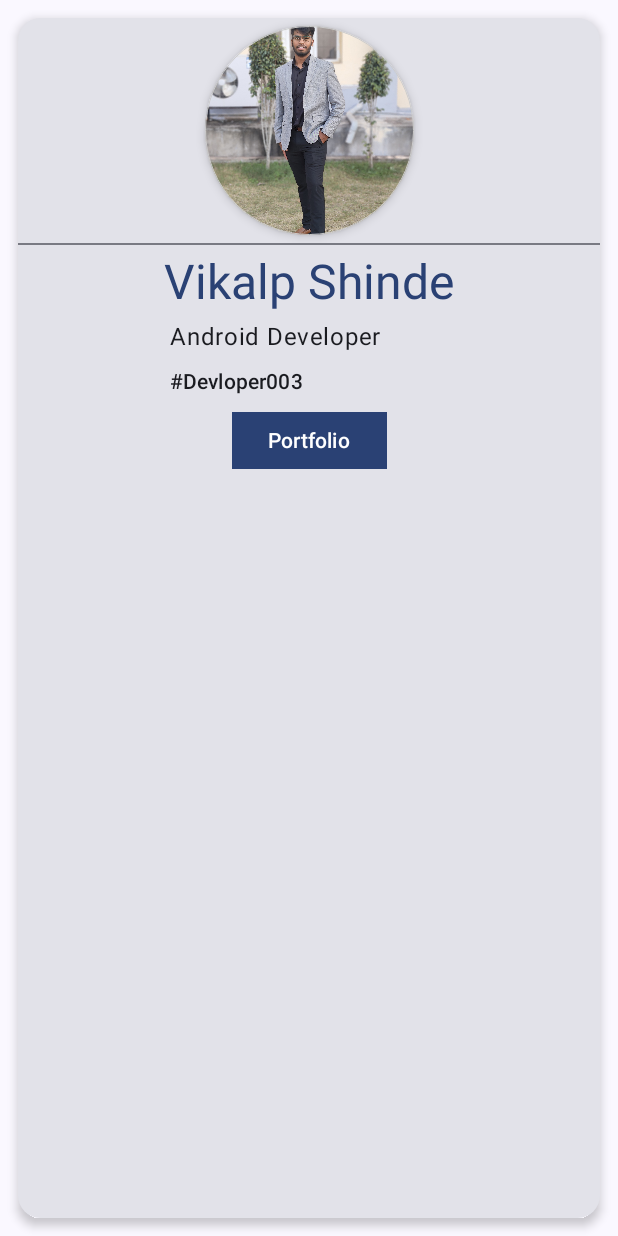
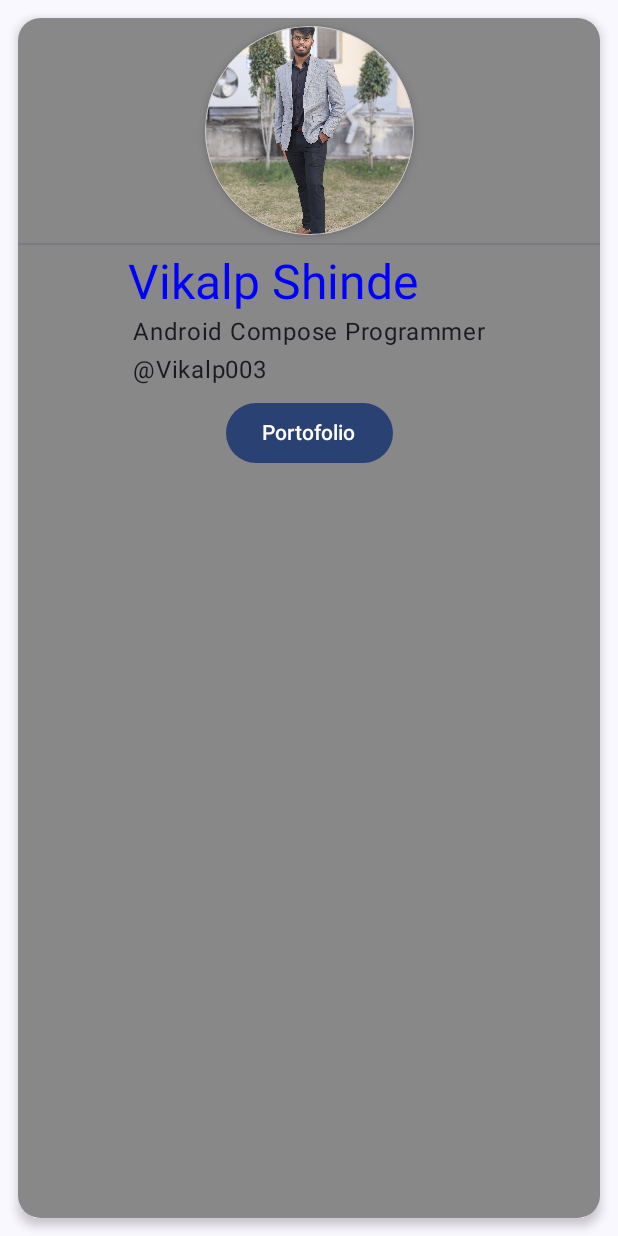
Before and after one commit to Vikalp2003/MyBizCard, an Android app built with Jetpack Compose: the screen it shows after launch (MainActivity), on a phone screen of 412 x 824 dp. Run offline under Robolectric (Android 15) with nearby library versions, the phone set to English and light mode, and no system bars.

Commit message:
app is done

```diff
--- a/app/src/main/java/com/example/mybizcard/MainActivity.kt
+++ b/app/src/main/java/com/example/mybizcard/MainActivity.kt
@@ -10,6 +10,7 @@ import androidx.compose.foundation.background
 import androidx.compose.foundation.layout.Arrangement
 import androidx.compose.foundation.layout.Box
 import androidx.compose.foundation.layout.Column
+import androidx.compose.foundation.layout.Row
 import androidx.compose.foundation.layout.fillMaxHeight
 import androidx.compose.foundation.layout.fillMaxSize
 import androidx.compose.foundation.layout.fillMaxWidth
@@ -41,6 +42,7 @@ import androidx.compose.ui.graphics.Color
 import androidx.compose.ui.graphics.RectangleShape
 import androidx.compose.ui.layout.ContentScale
 import androidx.compose.ui.res.painterResource
+import androidx.compose.ui.text.font.FontWeight
 import androidx.compose.ui.tooling.preview.Preview
 import androidx.compose.ui.unit.dp
 import com.example.mybizcard.ui.theme.MyBizCardTheme
@@ -63,119 +65,142 @@ class MainActivity : ComponentActivity() {
 }
 
 @Composable
-fun CreateBizCard(){
+fun CreateBizCard() {
     val buttonClickedState = remember {
         mutableStateOf(false)
     }
-    Surface( modifier = Modifier
+
+    Surface(
+        modifier = Modifier
             .fillMaxWidth()
-        .fillMaxHeight()) {
-        Card(modifier = Modifier
-            .width(200.dp)
+            .fillMaxHeight()
+    ) {
+        Card(
+            modifier = Modifier
+                .width(100.dp)
                 .height(390.dp)
                 .padding(12.dp),
-//              colors = CardDefaults.cardColors(
-//                containerColor = Color.Green,
-//            ),
+            colors = CardDefaults.cardColors(containerColor = Color.Gray),
             shape = RoundedCornerShape(corner = CornerSize(15.dp)),
-                elevation = CardDefaults.cardElevation(
-                    defaultElevation = 4.dp
-                )
+            elevation = CardDefaults.cardElevation(defaultElevation = 4.dp),
         ) {
-            Column(modifier=Modifier.height(300.dp),
-//                verticalArrangement = Arrangement.Top,
-                horizontalAlignment = Alignment.CenterHorizontally) {
+            Column(
+                modifier = Modifier
+                    .fillMaxWidth(),
+                verticalArrangement = Arrangement.Top,
+                horizontalAlignment = Alignment.CenterHorizontally,
+            ) {
                 CreateImageProfile()
                 Divider()
                 CreateInfo()
-                Button(
-                    onClick = {
+                Button(onClick = {
                     buttonClickedState.value = !buttonClickedState.value
-                    },
-//                    modifier = Modifier
-//                        .height(300.dp)
-//                        .width(200.dp)
-//                        .padding(),
-                    shape = RectangleShape,
+                }) {
+                    Text(
+                        text = "Portofolio",
+                    )
+                }
 
-                    ) {
-                    Text(text = "Portfolio",
-                        style = MaterialTheme.typography.labelLarge)
-                }
-                if(buttonClickedState.value){
+                if (buttonClickedState.value) {
                     Content()
-                }else{
-                    Box (){
-
+                } else {
+                    Box {}
                 }
             }
-            }
-
         }
     }
 }
 
 @Preview
 @Composable
-fun Content(){
-    Box(modifier = Modifier
+fun Content() {
+    Box(
+        modifier = Modifier
+            .fillMaxWidth()
             .fillMaxHeight()
-        .fillMaxWidth()
-        .padding(5.dp)){
-        Surface(modifier = Modifier
+            .padding(5.dp)
+    ) {
+        Surface(
+            modifier = Modifier
                 .padding(3.dp)
                 .fillMaxWidth()
                 .fillMaxHeight(),
-            shape = RoundedCornerShape(corner = CornerSize(6.dp)),
-            border = BorderStroke(width = 2.dp, color=Color.LightGray)
+            shape = RoundedCornerShape(corner = CornerSize(16.dp)),
+            border = BorderStroke(width = 2.dp, color = Color.LightGray),
+            color = Color.White
         ) {
-            Portfolio(data = listOf(
+            Portfolio(
+                data = listOf(
                     "Project 1",
                     "Project 2",
                     "Project 3",
-                "Project 4"))
+                    "Project 4",
+                    "Project 5",
+                )
+            )
         }
     }
 }
 
 @Composable
 fun Portfolio(data: List<String>) {
-    LazyColumn{
+    LazyColumn {
         items(data) { item ->
-            Card(modifier = Modifier
-                .padding(13.dp)
-                .fillMaxWidth(),
+            Card(
+                modifier = Modifier
+                    .fillMaxWidth()
+                    .padding(13.dp),
                 shape = RectangleShape,
+                colors = CardDefaults.cardColors(containerColor = Color.White)
             ) {
+                Row(
+                    modifier = Modifier
+                        .background(MaterialTheme.colorScheme.surface)
+                        .padding(15.dp),
 
-
-
-
+                    ) {
+                    CreateImageProfile(modifier = Modifier.size(100.dp))
+                    Column(
+                        modifier = Modifier
+                            .padding(7.dp)
+                            .align(alignment = Alignment.CenterVertically),
+                    ) {
+                        Text(
+                            text = item,
+                            fontWeight = FontWeight.Bold,
+                        )
+                        Text(
+                            text = "A great project",
+                            fontWeight = FontWeight.Normal,
+                        )
+                    }
+                }
+            }
+        }
     }
 
-        }
-    }
 
 }
 
 @Composable
 private fun CreateInfo() {
-    Column(modifier = Modifier.padding(5.dp)) {
+    Column(
+        modifier = Modifier.padding(5.dp)
+    ) {
         Text(
             text = "Vikalp Shinde",
-            style = MaterialTheme.typography.headlineLarge,
-            color = MaterialTheme.colorScheme.primary
+            color = Color.Blue,
+            style = MaterialTheme.typography.headlineLarge
         )
-
         Text(
-            text = "Android Developer",
-            modifier = Modifier.padding(4.dp)
+            text = "Android Compose Programmer",
+            modifier = Modifier.padding(3.dp),
+            style = MaterialTheme.typography.bodyLarge
         )
-
         Text(
-            text = "#Devloper003",
-            modifier = Modifier.padding(4.dp),
-            style = MaterialTheme.typography.labelLarge
+            text = "@Vikalp003",
+            modifier = Modifier.padding(3.dp),
+            style = MaterialTheme.typography.bodyLarge
         )
     }
 }
@@ -183,15 +208,13 @@ private fun CreateInfo() {
 @Composable
 private fun CreateImageProfile(modifier: Modifier=Modifier) {
     Surface(
-        modifier = Modifier
+        modifier = modifier
             .size(150.dp)
             .padding(5.dp),
-
         shape = CircleShape,
         border = BorderStroke(0.5.dp, Color.LightGray),
-//                color = MaterialTheme.colors.primary,
-        tonalElevation = 4.dp,
         shadowElevation = 4.dp,
+        color = MaterialTheme.colorScheme.onSurface.copy(alpha = 0.5f)
     ) {
         Image(
             painter = painterResource(id = R.drawable.profile),
@@ -207,6 +230,6 @@ private fun CreateImageProfile(modifier: Modifier=Modifier) {
 @Composable
 fun GreetingPreview() {
     MyBizCardTheme {
-
+        CreateBizCard()
     }
 }
```
Lines whose indentation alone changed are shown as unchanged.
